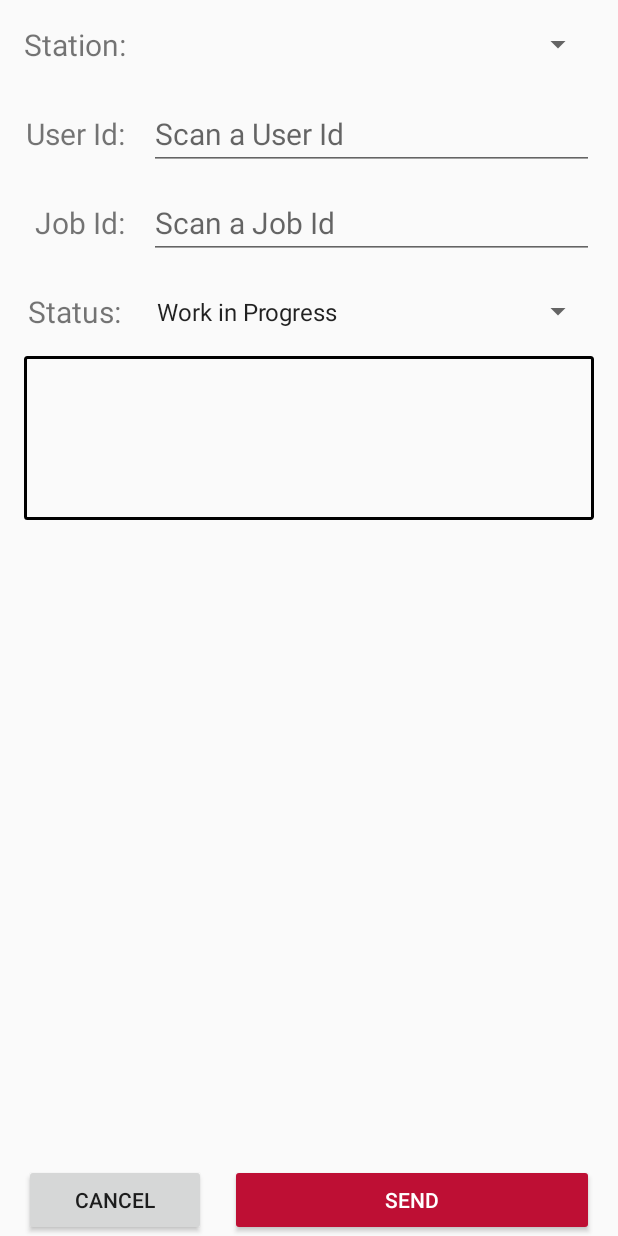
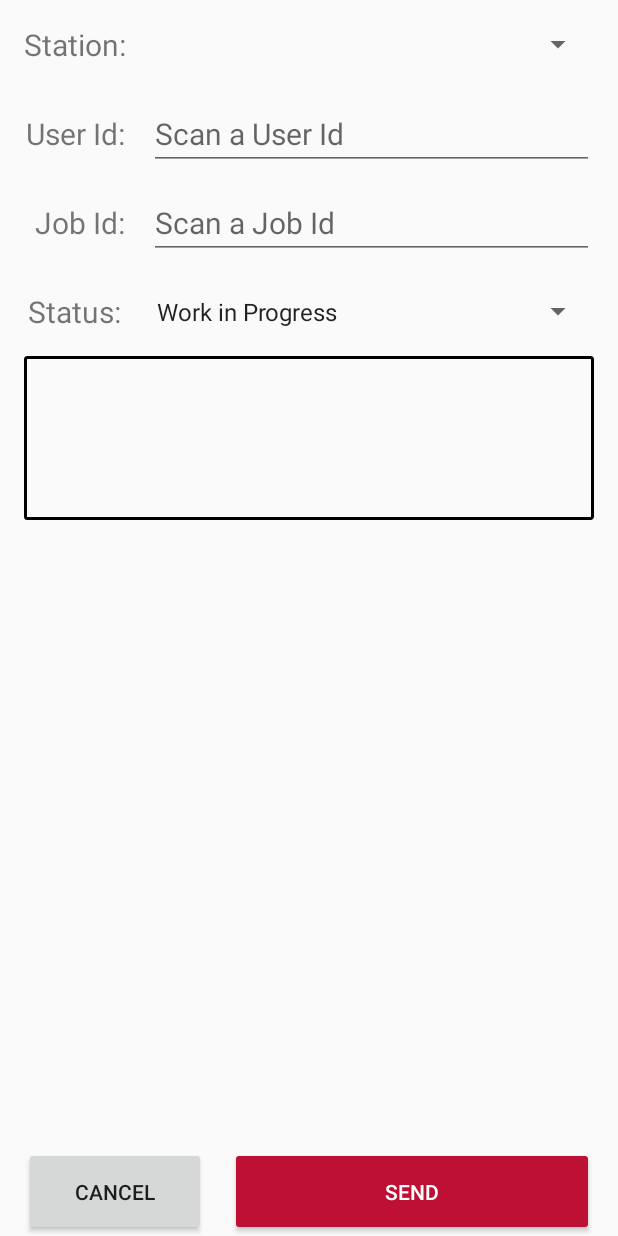
Before and after one commit to DigitME2/Work_Tracking_System_App, an Android app: the layout fragment_data_display.xml on its own in the app's theme, with its tools: preview values and no code run, on a phone screen of 412 x 824 dp. Run offline under Robolectric (Android 15) with nearby library versions, the phone set to English and light mode, and no system bars.

```diff
--- a/app/src/main/res/layout/fragment_data_display.xml
+++ b/app/src/main/res/layout/fragment_data_display.xml
@@ -224,7 +224,8 @@
                 android:layout_height="match_parent"
                 android:layout_marginEnd="16dp"
                 android:layout_weight="1"
-                android:elevation="8dp"
+                android:paddingVertical="20dp"
+                android:elevation="10dp"
                 android:text="@android:string/cancel"
                 app:layout_constraintStart_toStartOf="parent"
                 app:layout_constraintTop_toTopOf="@+id/btnSend" />
@@ -233,9 +234,10 @@
                 android:id="@+id/btnSend"
                 android:layout_width="0dp"
                 android:layout_height="match_parent"
+                android:paddingVertical="20dp"
                 android:layout_weight="2"
                 android:backgroundTint="@color/submit_button_color_state_list"
-                android:elevation="8dp"
+                android:elevation="10dp"
                 android:focusableInTouchMode="false"
                 android:text="@string/send"
                 android:textColor="@color/colorSubmit"
```
